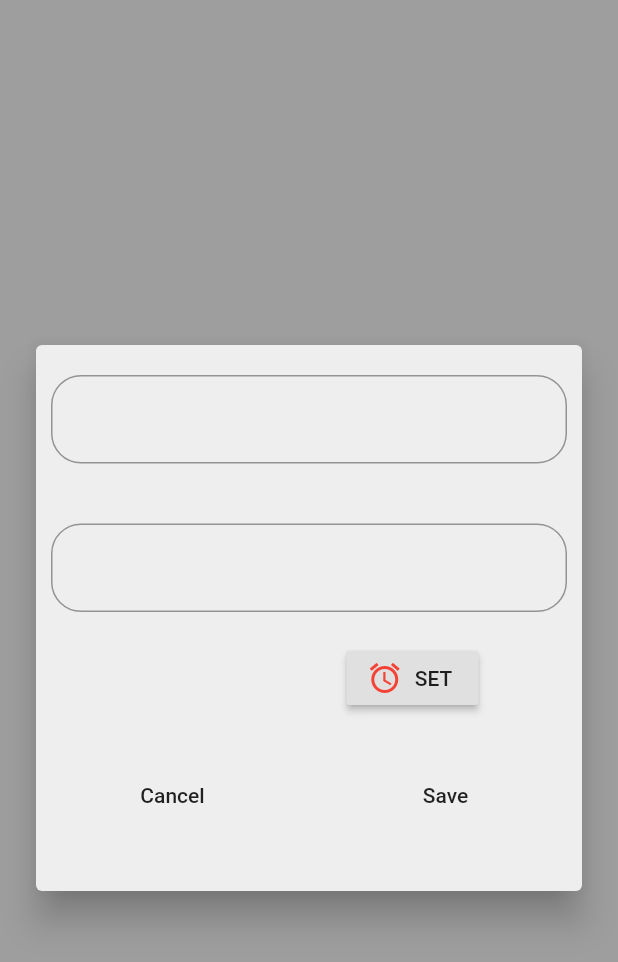
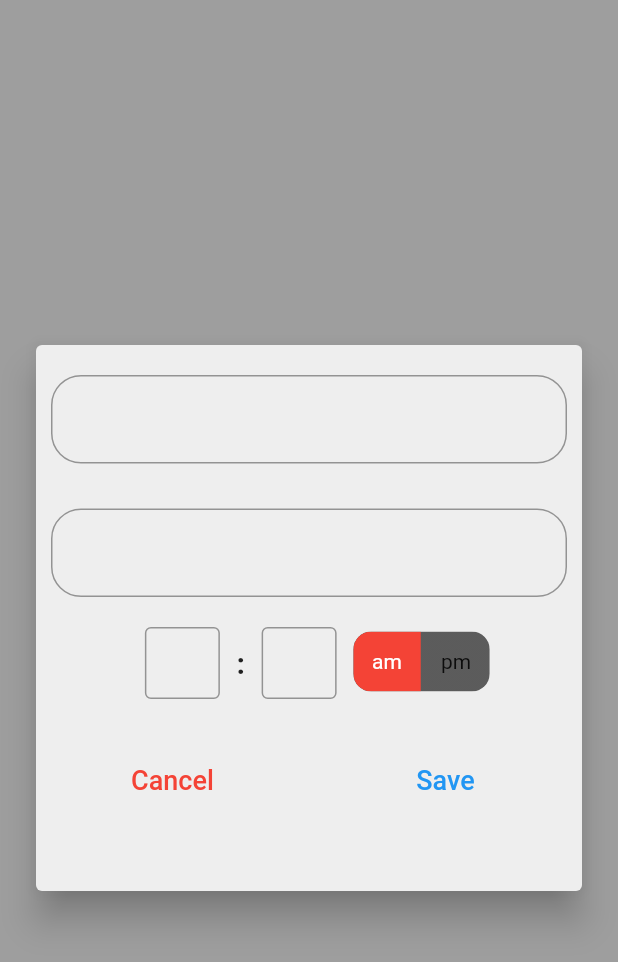
Before and after one commit to fuadmansoork/Go_To_Live, a Flutter app: the InputForm screen opened directly, on a phone screen of 412 x 824 dp. Shown: the top 962 px of the screen. Run offline on Flutter 3.47's test engine with Material 2 defaults, Android fonts, the phone set to English and light mode, and no system bars; drawn by our look-alikes of toggle_switch; our stand-ins replace sqflite; accounts and stored records are empty.

Commit message:
new time picker

```diff
--- a/GoToLive/lib/Days/monday/input.dart
+++ b/GoToLive/lib/Days/monday/input.dart
@@ -1,4 +1,5 @@
 import 'package:flutter/material.dart';
+import 'package:toggle_switch/toggle_switch.dart';
 
 class InputForm extends StatefulWidget {
   @override
@@ -7,6 +8,8 @@ class InputForm extends StatefulWidget {
 
 class _InputFormState extends State<InputForm> {
   String timeText = "";
+  var meridian = "am";
+
   @override
   Widget build(BuildContext context) {
     return Scaffold(
@@ -37,7 +40,7 @@ class _InputFormState extends State<InputForm> {
                       ),
                       Padding(
                         padding: const EdgeInsets.symmetric(
-                          vertical: 20.0, horizontal: 10),
+                            vertical: 10.0, horizontal: 10),
                         child: TextFormField(
                           decoration: InputDecoration(
                               border: OutlineInputBorder(
@@ -45,18 +48,62 @@ class _InputFormState extends State<InputForm> {
                         ),
                       ),
                       Row(
-                      mainAxisAlignment: MainAxisAlignment.spaceAround,
+                        mainAxisAlignment: MainAxisAlignment.center,
                         children: [
-                        Text(timeText),
-                        RaisedButton.icon(
-                            onPressed: () {
-                              timePicker(context);
+                          Container(
+                            margin: EdgeInsets.only(top: 10),
+                            width: 150,
+                            child: Row(
+                              mainAxisAlignment: MainAxisAlignment.spaceEvenly,
+                              children: [
+                                Expanded(
+                                    child: TextFormField(
+                                  maxLength: 2,
+                                  decoration: InputDecoration(
+                                    contentPadding: EdgeInsets.only(left: 15),
+                                    counterText: "",
+                                    border: OutlineInputBorder(),
+                                  ),
+                                )),
+                                Flexible(
+                                    child: Text(
+                                  ":",
+                                  style: TextStyle(
+                                      fontSize: 20,
+                                      fontWeight: FontWeight.bold),
+                                )),
+                                Expanded(
+                                    child: TextFormField(
+                                  maxLength: 2,
+                                  decoration: InputDecoration(
+                                    counterText: "",
+                                    contentPadding: EdgeInsets.only(left: 15),
+                                    border: OutlineInputBorder(),
+                                  ),
+                                )),
+                              ],
+                            ),
+                          ),
+                          Padding(
+                            padding: const EdgeInsets.only(top: 8.0),
+                            child: ToggleSwitch(
+                              activeBgColor: Colors.red,
+                              cornerRadius: 12,
+                              changeOnTap: true,
+                              minWidth: 45,
+                              initialLabelIndex: 0,
+                              labels: ["am", "pm"],
+                              onToggle: (index) {
+                                print('switched to: $index');
+                                if (index == 0) {
+                                  meridian = "am";
+                                } else {
+                                  meridian = "pm";
+                                }
+                                print(meridian);
                               },
-                            icon: Icon(
-                              Icons.alarm,
-                              color: Colors.red,
                             ),
-                            label: Text("SET"))
+                          ),
                         ],
                       ),
                       Padding(
@@ -65,18 +112,25 @@ class _InputFormState extends State<InputForm> {
                           mainAxisAlignment: MainAxisAlignment.spaceAround,
                           children: [
                             FlatButton(
-                            child: Text("Cancel"),
+                              child: Text(
+                                "Cancel",
+                                style:
+                                    TextStyle(color: Colors.red, fontSize: 18),
+                              ),
                               onPressed: () {},
                             ),
                             FlatButton(
                               onPressed: () {},
-                            child: Text("Save"),
+                              child: Text(
+                                "Save",
+                                style:
+                                    TextStyle(fontSize: 18, color: Colors.blue),
+                              ),
                             ),
                           ],
                         ),
                       )
-                  ],
-                )),
+                    ])),
               ],
             ),
           ),
@@ -84,44 +138,4 @@ class _InputFormState extends State<InputForm> {
       ),
     );
   }
-
-  Future timePicker(BuildContext context) async {
-    TimeOfDay initial = TimeOfDay.now();
-    TimeOfDay time;
-    var hour = "";
-    var meridean = "";
-    var minute = "";
-
-    time = await showTimePicker(
-        builder: (context, child) => Theme(
-              data: ThemeData.dark(),
-              child: child,
-            ),
-        context: context,
-        initialTime: initial);
-    if (time != null) {
-      if (time.hour == 0) {
-        hour = "12";
-        meridean = "am";
-      } else if (time.hour == 12) {
-        hour = "12";
-        meridean = "pm";
-      } else if (time.hour > 12) {
-        hour = (time.hour - 12).toString();
-        meridean = "pm";
-      } else {
-        hour = time.hour.toString();
-        meridean = "am";
 }
-      if (time.minute < 10) {
-        minute = "0" + time.minute.toString();
-      } else {
-        minute = time.minute.toString();
-      }
-
-      setState(() {
-        timeText = hour + "  : " + minute + " $meridean ";
-      });
-    }
-  }
-}
--- a/GoToLive/lib/main.dart
+++ b/GoToLive/lib/main.dart
@@ -36,7 +36,7 @@ class MyApp extends StatelessWidget {
       routes: {
         '/days': (context) => Days(),
         '/monday': (context) => Monday(),
-        '/tuesday': (context) => Tuesday(),
+        // '/tuesday': (context) => Tuesday(),
         //   '/wednesday': (context) => Wednesday(),
         //   '/thursday': (context) => Thursday(),
         //   '/friday': (context) => Friday(),
--- a/GoToLive/pubspec.yaml
+++ b/GoToLive/pubspec.yaml
@@ -27,7 +27,8 @@ dependencies:
   google_fonts: ^1.1.0
   sqflite: any
   path_provider: any
-  flutter_time_picker_spinner: ^1.0.6+1
+  toggle_switch: "^0.1.8"
+
 
   # The following adds the Cupertino Icons font to your application.
   # Use with the CupertinoIcons class for iOS style icons.
```
Also changed, not shown: GoToLive/lib/Days/tuesday.dart (+115 -115 lines). Lines whose indentation alone changed are shown as unchanged.
